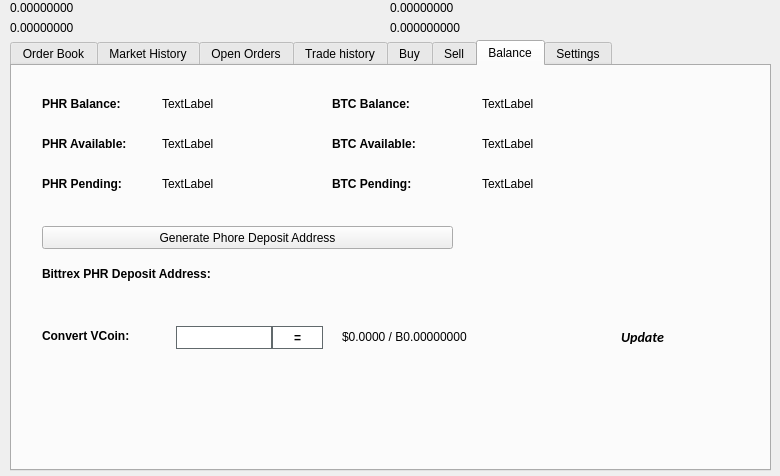
Qt form src/qt/forms/tradingdialog.ui (digitalrupee-project/rupee) before a commit.
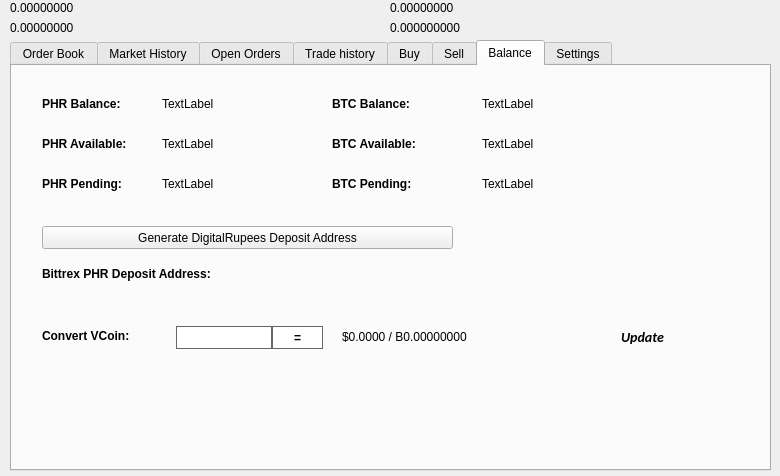
The same form after that commit. The open tabs and pages were chosen to show the change. Icons and pictures are not drawn.

What changed in the file:
```diff
--- a/src/qt/forms/tradingdialog.ui
+++ b/src/qt/forms/tradingdialog.ui
@@ -2941,7 +2941,7 @@
       </rect>
      </property>
      <property name="text">
-      <string>Generate Phore Deposit Address</string>
+      <string>Generate DigitalRupees Deposit Address</string>
      </property>
      <property name="icon">
       <iconset resource="../digitalrupees.qrc">
```
Left out of the diff: 2 changed lines with no effect on the pictures.
